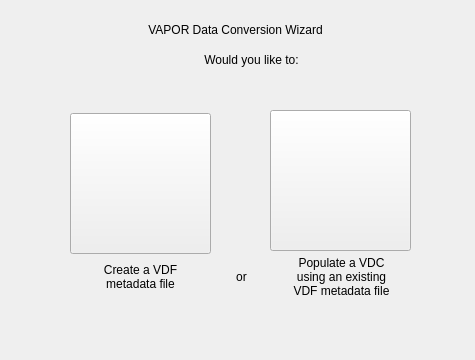
Qt form apps/vdcwizard/ui/Page1.ui (yyr/vapor) before a commit.
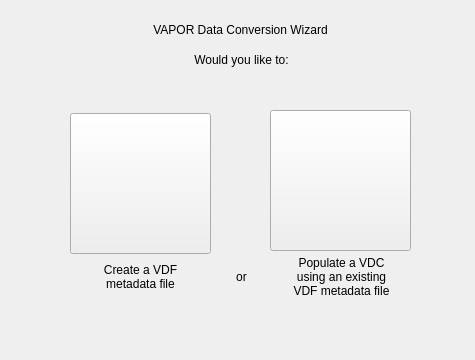
The same form after that commit.

The edit to the form file:
```diff
--- a/apps/vdcwizard/ui/Page1.ui
+++ b/apps/vdcwizard/ui/Page1.ui
@@ -29,18 +29,12 @@
   <widget class="QLabel" name="label">
    <property name="geometry">
     <rect>
-     <x>40</x>
+     <x>20</x>
      <y>20</y>
-     <width>391</width>
+     <width>441</width>
      <height>20</height>
     </rect>
    </property>
-   <property name="minimumSize">
-    <size>
-     <width>300</width>
-     <height>0</height>
-    </size>
-   </property>
    <property name="text">
     <string>VAPOR Data Conversion Wizard</string>
    </property>
@@ -51,9 +45,9 @@
   <widget class="QLabel" name="label_2">
    <property name="geometry">
     <rect>
-     <x>121</x>
+     <x>21</x>
      <y>50</y>
-     <width>261</width>
+     <width>441</width>
      <height>20</height>
     </rect>
    </property>
```
